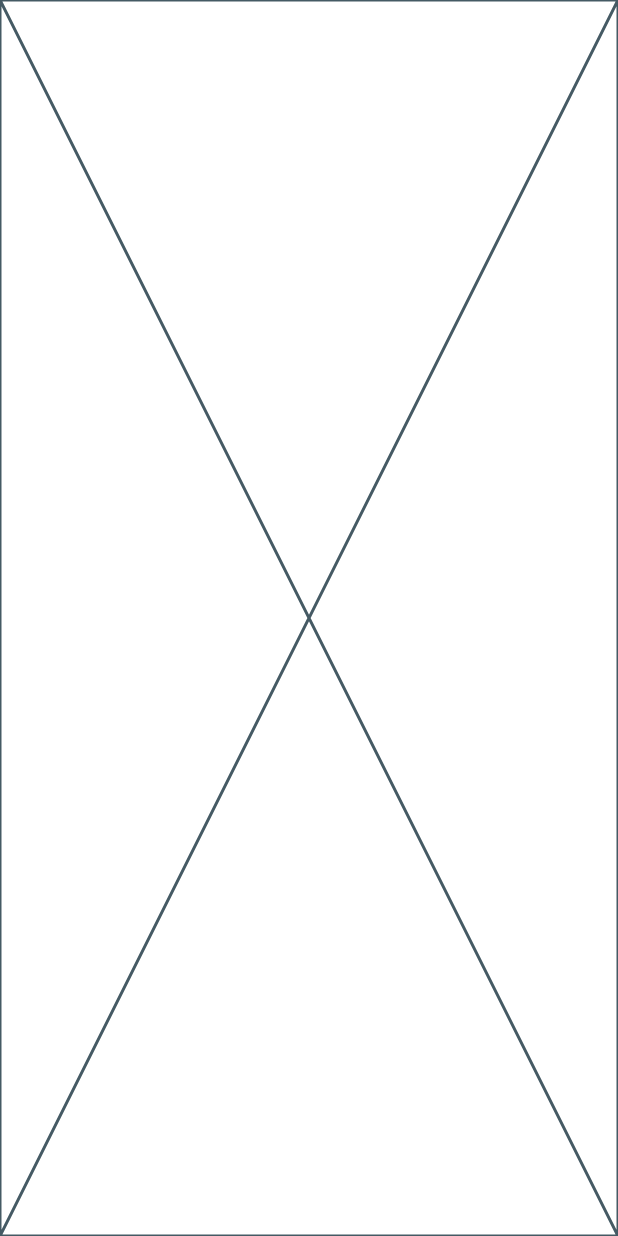
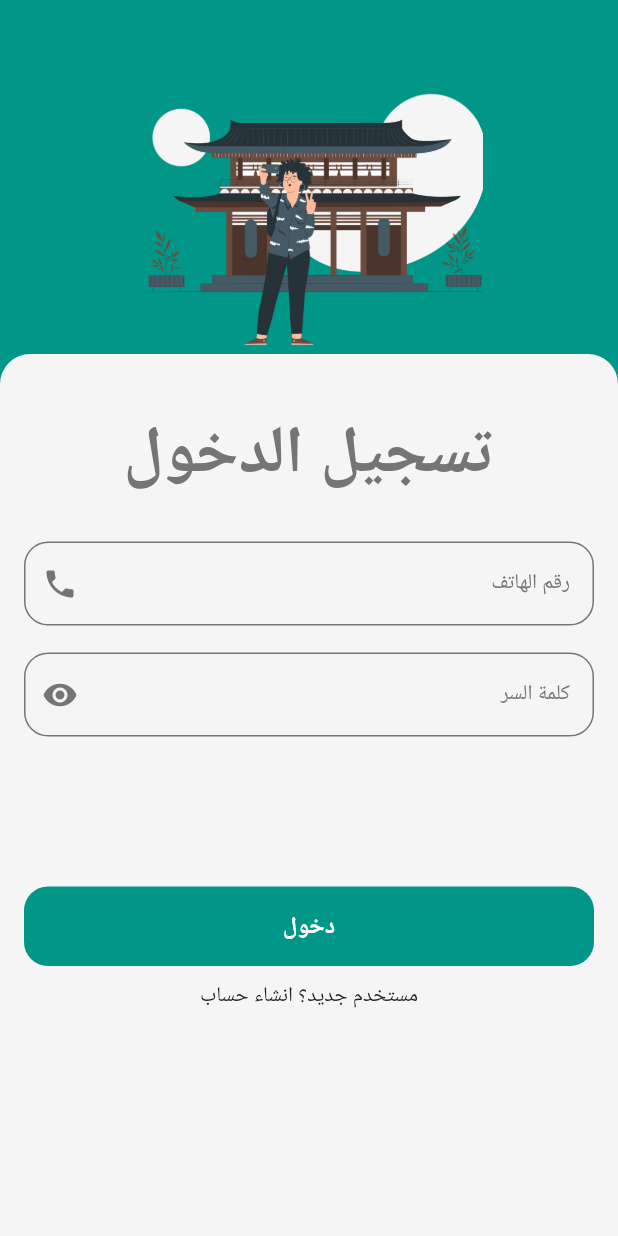
Before and after one commit to Omar-developer533/dullany, a Flutter app: the screen it shows after launch, on a phone screen of 412 x 824 dp. Run offline on Flutter 3.47's test engine with Material 3 defaults, Android fonts, the phone set to English and light mode, and no system bars; our stand-ins replace easy_localization, go_router.

Commit message:
finshed sing in view

```diff
--- a/assets/translation/ar.json
+++ b/assets/translation/ar.json
@@ -1,6 +1,11 @@
 {
 
 "Dullany" : "دلني",
-"we select the best for you":"نختار الأفضل لأجلك"
-
+"we select the best for you":"نختار الأفضل لأجلك",
+"login":"تسجيل الدخول",
+"phon number":"رقم الهاتف",
+"password":"كلمة السر",
+"Enter":"دخول",
+"New User?":"مستخدم جديد؟ ",
+"Create Account":"انشاء حساب"
 }
--- /dev/null
+++ b/lib/core/utls/app_images.dart
@@ -0,0 +1,8 @@
+// ignore_for_file: prefer_single_quotes
+class Assets {
+  Assets._();
+
+  /// Assets for assetsImagesOnBoarding2
+  /// assets/images/on_boarding2.png
+  static const String assetsImagesOnBoarding2 = "assets/images/on_boarding2.png";
+}
--- /dev/null
+++ b/lib/core/widgets/custom_button.dart
@@ -0,0 +1,29 @@
+import 'package:dullany/core/utls/app_colors.dart';
+import 'package:dullany/core/utls/app_styles.dart';
+import 'package:easy_localization/easy_localization.dart';
+import 'package:flutter/material.dart';
+
+class CustomButton extends StatelessWidget {
+  const CustomButton({super.key, required this.name, this.onTap});
+  final String name;
+  final VoidCallback? onTap;
+  @override
+  Widget build(BuildContext context) {
+    return InkWell(
+      onTap: onTap,
+      child: Container(
+        padding: EdgeInsets.symmetric(vertical: 15),
+        width: double.infinity,
+        decoration: BoxDecoration(
+          color: AppColors.primary,
+          borderRadius: BorderRadius.circular(16),
+        ),
+        child: Text(
+          textAlign: TextAlign.center,
+          name.tr(),
+          style: AppStyles.button.copyWith(color: AppColors.white),
+        ),
+      ),
+    );
+  }
+}
--- a/lib/features/auth/presentation/views/log_in_view.dart
+++ b/lib/features/auth/presentation/views/log_in_view.dart
@@ -1,3 +1,9 @@
+import 'package:dullany/core/utls/app_colors.dart';
+import 'package:dullany/core/utls/app_images.dart';
+import 'package:dullany/core/utls/app_styles.dart';
+import 'package:dullany/core/widgets/custom_button.dart';
+import 'package:dullany/features/auth/presentation/views/widgets/custom_form_field.dart';
+import 'package:easy_localization/easy_localization.dart';
 import 'package:flutter/material.dart';
 
 class LogInView extends StatelessWidget {
@@ -5,6 +11,76 @@ class LogInView extends StatelessWidget {
 
   @override
   Widget build(BuildContext context) {
-    return const Placeholder();
+    return SafeArea(
+      child: Scaffold(
+        backgroundColor: AppColors.primary,
+        body: Column(
+          children: [
+            SizedBox(height: 40),
+            Expanded(
+              child: Container(
+                decoration: BoxDecoration(
+                  image: DecorationImage(
+                    image: AssetImage(Assets.assetsImagesOnBoarding2),
+                  ),
+                ),
+              ),
+            ),
+            Expanded(
+              flex: 3,
+              child: Container(
+                padding: EdgeInsets.symmetric(horizontal: 16),
+                decoration: BoxDecoration(
+                  borderRadius: BorderRadius.only(
+                    topLeft: Radius.circular(20),
+                    topRight: Radius.circular(20),
+                  ),
+                  color: AppColors.background,
+                ),
+                child: Column(
+                  children: [
+                    SizedBox(height: 35),
+                    Text(
+                      'login'.tr(),
+                      style: AppStyles.body.copyWith(
+                        fontWeight: FontWeight.bold,
+                        fontSize: 44,
+                      ),
+                    ),
+                    SizedBox(height: 25),
+                    CustomFormField(hint: 'phon number', icon: Icons.phone),
+                    SizedBox(height: 18),
+                    CustomFormField(
+                      hint: 'password',
+                      icon: Icons.remove_red_eye_sharp,
+                    ),
+                    SizedBox(height: 100),
+                    CustomButton(name: 'Enter'),
+                    SizedBox(height: 10),
+                    Row(
+                      mainAxisAlignment: MainAxisAlignment.center,
+                      children: [
+                        Text(
+                          'New User?'.tr(),
+                          style: AppStyles.body.copyWith(
+                            color: AppColors.textPrimary,
+                          ),
+                        ),
+                        Text(
+                          'Create Account'.tr(),
+                          style: AppStyles.body.copyWith(
+                            color: AppColors.textPrimary,
+                          ),
+                        ),
+                      ],
+                    ),
+                  ],
+                ),
+              ),
+            ),
+          ],
+        ),
+      ),
+    );
   }
 }
--- /dev/null
+++ b/lib/features/auth/presentation/views/widgets/custom_form_field.dart
@@ -0,0 +1,45 @@
+
+import 'package:dullany/core/utls/app_colors.dart';
+import 'package:dullany/core/utls/app_styles.dart';
+import 'package:easy_localization/easy_localization.dart';
+import 'package:flutter/material.dart';
+
+class CustomFormField extends StatelessWidget {
+  const CustomFormField({
+    super.key,
+    required this.hint,
+    required this.icon,
+    this.textInputType,
+    this.validator,
+  });
+  final String hint;
+  final IconData icon;
+  final TextInputType? textInputType;
+  final String? Function(String?)? validator;
+  @override
+  Widget build(BuildContext context) {
+    return TextFormField(
+      validator: validator,
+      keyboardType: textInputType,
+      decoration: InputDecoration(
+        hint: Text(
+          hint.tr(),
+          style: AppStyles.body.copyWith(color: AppColors.textPSecondary),
+        ),
+        suffixIcon: Icon(icon, color: AppColors.textPSecondary),
+        border: OutlineInputBorder(
+          borderSide: BorderSide(color: AppColors.textPSecondary),
+          borderRadius: BorderRadius.circular(16),
+        ),
+        focusedBorder: OutlineInputBorder(
+          borderSide: BorderSide(color: AppColors.primary),
+          borderRadius: BorderRadius.circular(16),
+        ),
+        enabledBorder: OutlineInputBorder(
+          borderSide: BorderSide(color: AppColors.textPSecondary),
+          borderRadius: BorderRadius.circular(16),
+        ),
+      ),
+    );
+  }
+}
--- a/pubspec.yaml
+++ b/pubspec.yaml
@@ -52,7 +52,7 @@ flutter:
   # To add assets to your application, add an assets section, like this:
   assets:
     - assets/translation/
-  #   - images/a_dot_ham.jpeg
+    - assets/images/
   # An image asset can refer to one or more resolution-specific "variants", see
   # https://flutter.dev/to/resolution-aware-images
   # For details regarding adding assets from package dependencies, see
@@ -75,3 +75,7 @@ flutter:
   #
   # For details regarding fonts from package dependencies,
   # see https://flutter.dev/to/font-from-package
+flutter_assets:
+  assets_path: assets/images/
+  output_path: lib/core/utls/
+  filename: app_images.dart
```
Also changed, not shown: assets/images/on_boarding2.png (added).
